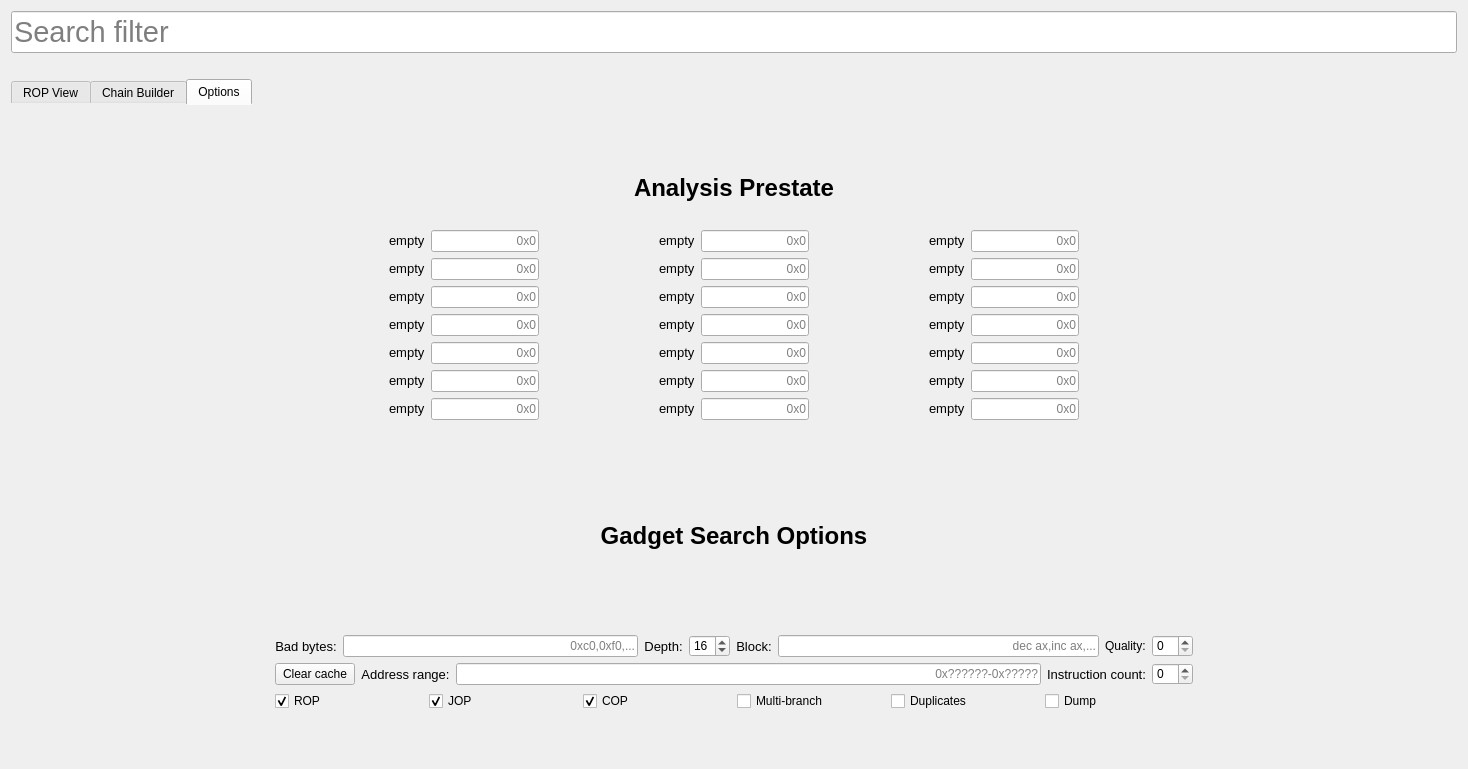
Before: the Qt Designer form modules/ui/mainwindow.ui in elbee-cyber/RopView, drawn with Qt 5.
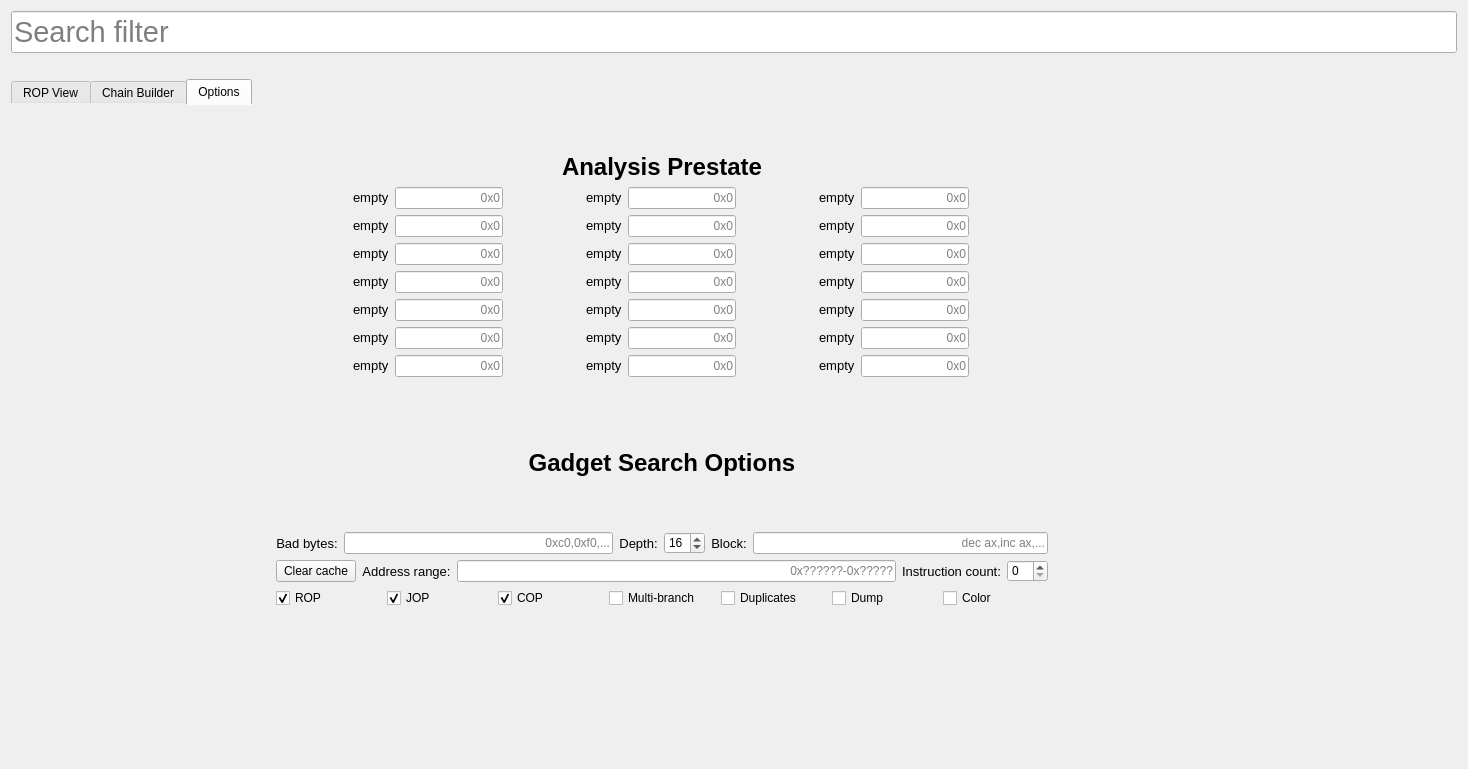
After: the same form once the commit is applied. The open tabs and pages were chosen to show the change.

Commit message: Analysis options and start of JOP,COP, bug fixes

The edit to the form file:
```diff
--- a/modules/ui/mainwindow.ui
+++ b/modules/ui/mainwindow.ui
@@ -200,9 +200,34 @@
       <attribute name="title">
        <string>Options</string>
       </attribute>
-      <layout class="QVBoxLayout" name="verticalLayout_7">
-       <item>
-        <layout class="QHBoxLayout" name="horizontalLayout_2">
+      <widget class="QLabel" name="statusResultsLabel">
+       <property name="geometry">
+        <rect>
+         <x>9</x>
+         <y>632</y>
+         <width>16</width>
+         <height>16</height>
+        </rect>
+       </property>
+       <property name="font">
+        <font>
+         <pointsize>10</pointsize>
+        </font>
+       </property>
+       <property name="text">
+        <string/>
+       </property>
+      </widget>
+      <widget class="QWidget" name="layoutWidget">
+       <property name="geometry">
+        <rect>
+         <x>10</x>
+         <y>10</y>
+         <width>1282</width>
+         <height>510</height>
+        </rect>
+       </property>
+       <layout class="QHBoxLayout" name="horizontalLayout_3">
          <item>
           <spacer name="verticalSpacer_2">
            <property name="orientation">
@@ -217,7 +242,7 @@
           </spacer>
          </item>
          <item>
-          <layout class="QVBoxLayout" name="verticalLayout_6">
+         <layout class="QVBoxLayout" name="verticalLayout_4">
            <item>
             <spacer name="horizontalSpacer_2">
              <property name="orientation">
@@ -1084,8 +1109,6 @@
             </spacer>
            </item>
            <item>
-            <layout class="QVBoxLayout" name="searchOptions">
-             <item>
               <widget class="QLabel" name="searchLabel">
                <property name="sizePolicy">
                 <sizepolicy hsizetype="Preferred" vsizetype="Preferred">
@@ -1230,27 +1253,6 @@
                  </item>
                 </layout>
                </item>
-               <item>
-                <layout class="QHBoxLayout" name="qualityOpt">
-                 <item>
-                  <widget class="QLabel" name="label_4">
-                   <property name="toolTip">
-                    <string>Gadget quality.</string>
-                   </property>
-                   <property name="text">
-                    <string>Quality:</string>
-                   </property>
-                  </widget>
-                 </item>
-                 <item>
-                  <widget class="QSpinBox" name="qualitySpinBox">
-                   <property name="toolTip">
-                    <string>Gadget quality</string>
-                   </property>
-                  </widget>
-                 </item>
-                </layout>
-               </item>
               </layout>
              </item>
              <item>
@@ -1336,9 +1338,7 @@
               </layout>
              </item>
              <item>
-              <layout class="QVBoxLayout" name="verticalLayout_4">
-               <item>
-                <layout class="QHBoxLayout" name="options2">
+           <layout class="QHBoxLayout" name="horizontalLayout_2">
                  <item>
                   <widget class="QCheckBox" name="ropOpt">
                    <property name="toolTip">
@@ -1408,9 +1408,15 @@
                    </property>
                   </widget>
                  </item>
-                </layout>
-               </item>
-              </layout>
+            <item>
+             <widget class="QCheckBox" name="colorOpt">
+              <property name="toolTip">
+               <string>Output the gadget bytes.</string>
+              </property>
+              <property name="text">
+               <string>Color</string>
+              </property>
+             </widget>
              </item>
             </layout>
            </item>
@@ -1443,20 +1449,7 @@
           </spacer>
          </item>
         </layout>
-       </item>
-       <item>
-        <widget class="QLabel" name="statusResultsLabel">
-         <property name="font">
-          <font>
-           <pointsize>10</pointsize>
-          </font>
-         </property>
-         <property name="text">
-          <string/>
-         </property>
-        </widget>
-       </item>
-      </layout>
+      </widget>
      </widget>
     </widget>
    </item>
```
Left out of the diff: 2 changed lines with no effect on the pictures. Lines whose indentation alone changed are shown as unchanged. The commit also changes 9 other files.
